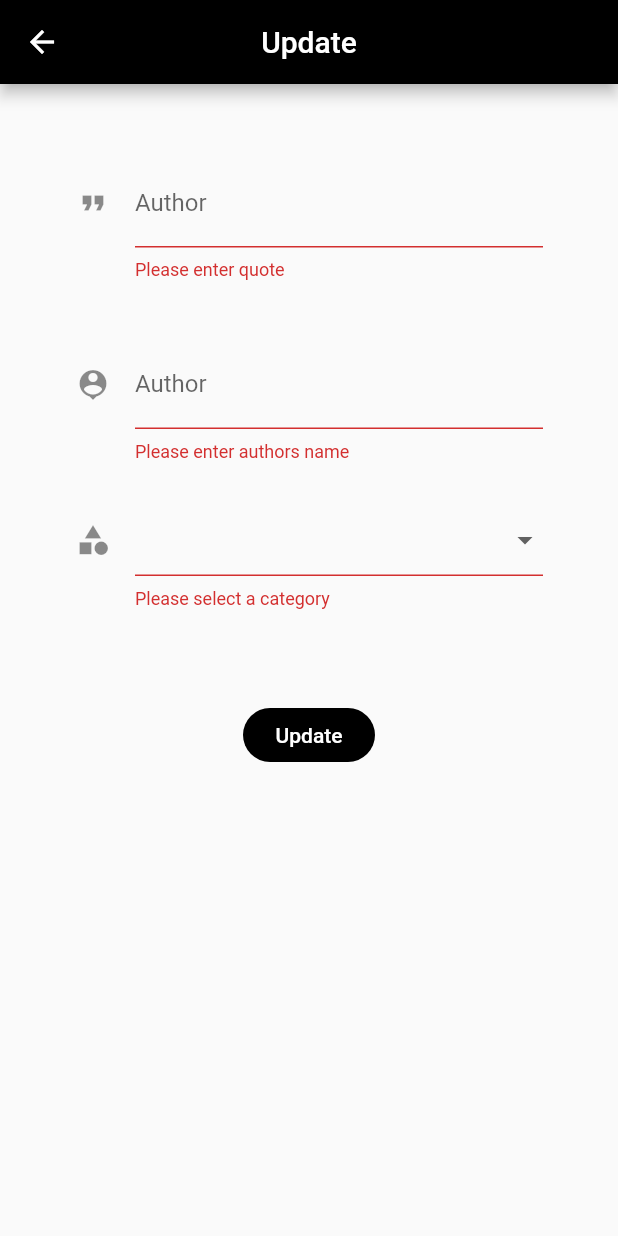
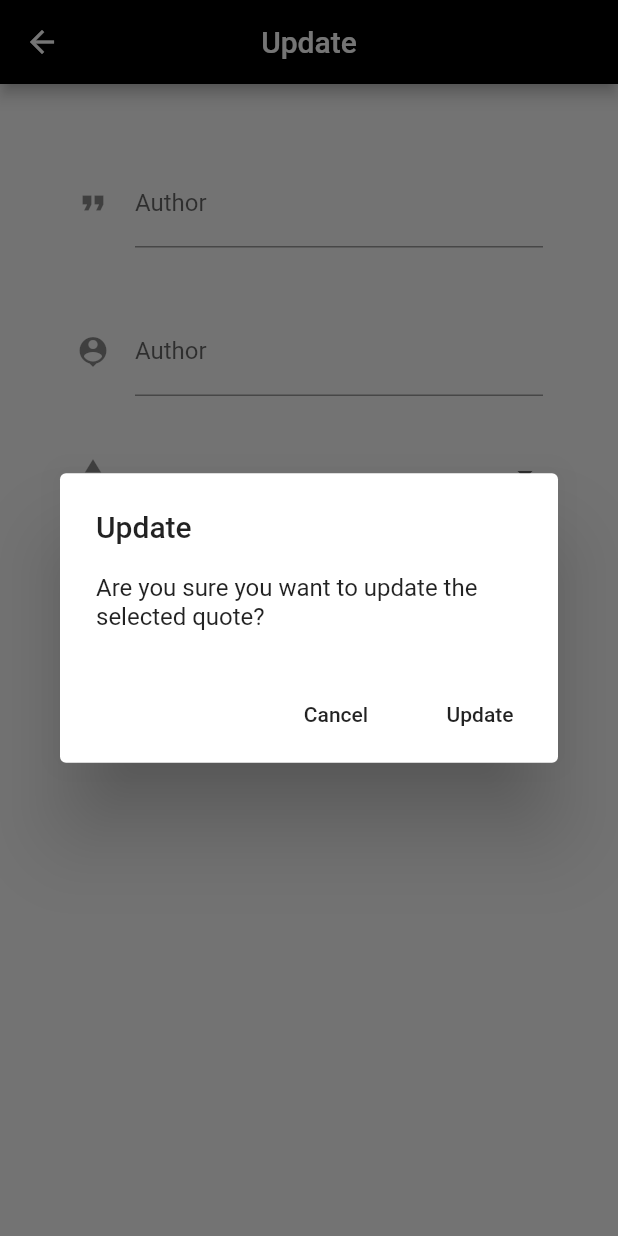
Before and after one commit to kalna-R/quotes_app, a Flutter app: the Update screen opened directly with empty values, after a tap on "Update", on a phone screen of 412 x 824 dp. Run offline on Flutter 3.47's test engine with Material 2 defaults, Android fonts, the phone set to English and light mode, and no system bars; our stand-ins replace cloud_firestore; accounts and stored records are empty.

Commit message:
Update confirmation box

```diff
--- a/lib/pages/quoteList.dart
+++ b/lib/pages/quoteList.dart
@@ -13,6 +13,7 @@ class Quote {
 
 class QuoteList extends StatefulWidget {
 
+//  filter category
 //  final String data;
 //  QuoteList({this.data});
 
@@ -64,6 +65,9 @@ class _QuoteCardState extends State<QuoteCard> {
     var firestore = Firestore.instance;
 
     QuerySnapshot qn = await firestore.collection("quotes").getDocuments();
+
+    //filter category
+    //    QuerySnapshot qn = await firestore.collection("quotes").where('category', isEqualTo: deviceName).snapshots();
 
     return qn.documents;
   }
--- a/lib/pages/updateQuote.dart
+++ b/lib/pages/updateQuote.dart
@@ -13,6 +13,7 @@ class Update extends StatefulWidget {
   _UpdateState createState() => _UpdateState();
 }
 
+//Form reference => https://medium.com/flutter-community/realistic-forms-in-flutter-part-1-327929dfd6fd
 //Data related to the form
 class _UpdateState extends State<Update> {
   bool _status = false;
@@ -30,7 +31,6 @@ class _UpdateState extends State<Update> {
 
   @override
   Widget build(BuildContext context) {
-
     if (!_status) {
       getDataById();
     }
@@ -50,16 +50,17 @@ class _UpdateState extends State<Update> {
 
       body: Form(
         key: _formKey,
-
         child: new StreamBuilder(
-          stream: databaseReference.collection("quotes").document(widget.data).snapshots(),
+            stream: databaseReference
+                .collection("quotes")
+                .document(widget.data)
+                .snapshots(),
             builder: (context, snapshot) {
               if (!snapshot.hasData) {
                 return const Center(
                     child: Text(
                   "Loading",
-                    style: TextStyle(fontSize: 25.0, color: Colors
-                        .grey),
+                  style: TextStyle(fontSize: 25.0, color: Colors.grey),
                 ));
               }
               var document = snapshot.data;
@@ -119,7 +120,9 @@ class _UpdateState extends State<Update> {
                         'Motivational',
                         'Positive',
                         'Friendship',
-                      'Success',
+                        'Philosophy',
+                        'Life',
+                        'Music',
                         'Other'
                       ].map<DropdownMenuItem<String>>((String value) {
                         return DropdownMenuItem<String>(
@@ -158,14 +161,33 @@ class _UpdateState extends State<Update> {
                           style: TextStyle(
                             color: Colors.white,
                           )),
+
+//              Alert dialog reference => https://stackoverflow.com/questions/53844052/how-to-make-an-alertdialog-in-flutter
                       onPressed: () {
+
+                        AlertDialog alert = AlertDialog(
+                          title: Text('Update'),
+                          content: Text(
+                              'Are you sure you want to update the selected quote?'),
+                          actions: <Widget>[
+                          FlatButton(
+                              child: Text('Cancel'),
+                              onPressed: () {
+                                Navigator.of(context).pop(false);
+                              },
+                            ),
+                            FlatButton(
+                              child: Text('Update'),
+                              onPressed: (){
                                 if (_formKey.currentState.validate()) {
                                   _formKey.currentState.save();
-
+//
                                 // dismiss keyboard
                                 FocusScope.of(context).requestFocus(new FocusNode());
                                 _formKey.currentState.setState(() {});
                                 updateRecord();
+
+                                Navigator.of(context).pop();
 
                                   _key.currentState.showSnackBar(new SnackBar(
                                     content: Text("Quote Updated Successfully"),
@@ -182,17 +204,25 @@ class _UpdateState extends State<Update> {
                                       },
                                     ),
                                   ));
+
                                 }
-                      setState(() {
+                              },
+                            ),
+                          ],
+                        );
+                        showDialog(
+                            context: context,
+                            builder: (BuildContext context){
+                              return alert;
                             });
+
                       },
                     )
 //            ),
                   ],
                 ),
               );
-          }
-        ),
+            }),
       ),
     );
   }
--- a/pubspec.yaml
+++ b/pubspec.yaml
@@ -20,7 +20,7 @@ dependencies:
   flutter:
     sdk: flutter
   cloud_firestore: ^0.13.0+1
-  firebase_auth: ^0.14.0+5
+#  firebase_auth: ^0.14.0+5
 
   # The following adds the Cupertino Icons font to your application.
   # Use with the CupertinoIcons class for iOS style icons.
```
Also changed, not shown: lib/pages/createNew.dart (+10 -1 lines), pubspec.lock. Lines whose indentation alone changed are shown as unchanged.
